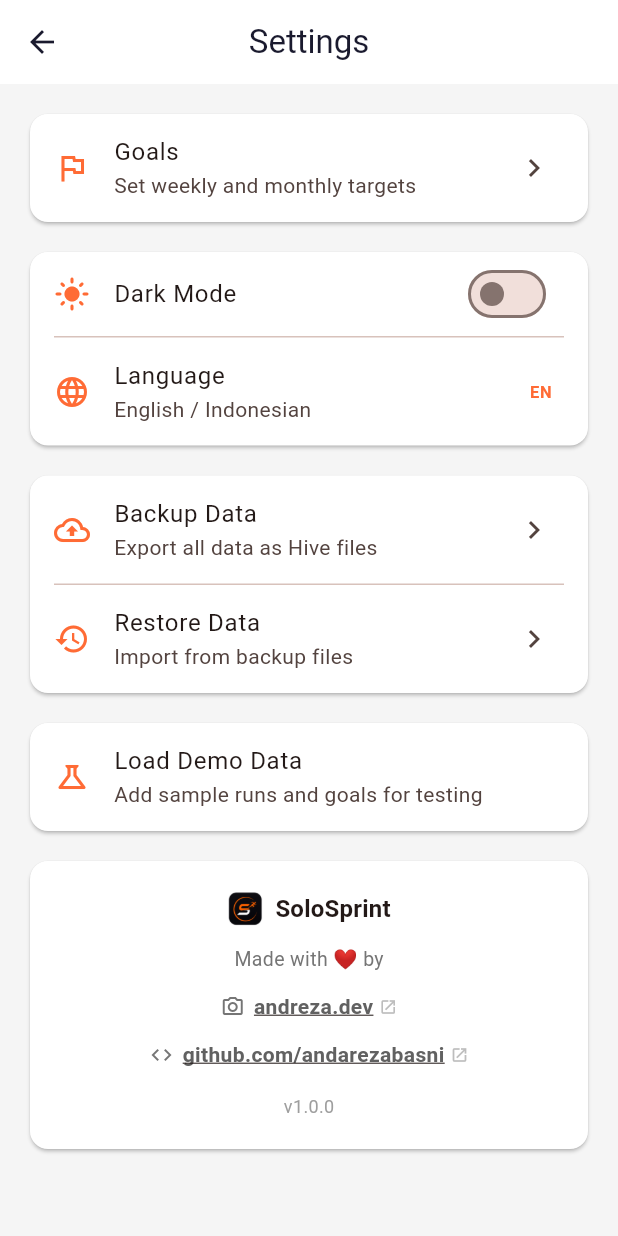
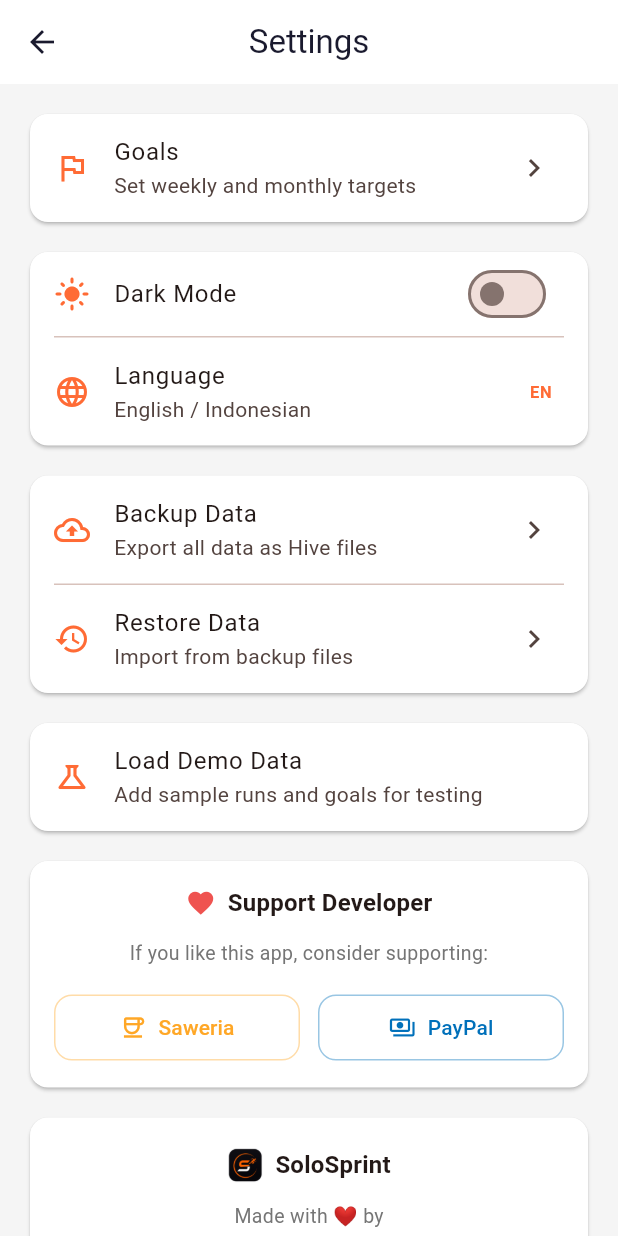
Before and after one commit to andarezabasni/solosprint, a Flutter app: the SettingsPage screen opened directly, on a phone screen of 412 x 824 dp. Run offline on Flutter 3.47's test engine with Material 3 defaults, Android fonts, the phone set to English and light mode, and no system bars; our stand-ins replace file_picker, flutter_local_notifications, flutter_map, geolocator, hive_flutter, image_picker and 3 more; missing offline and left inert: gal; accounts and stored records are empty.

Commit message:
Fix setup guide: await save before pop. Add Support Developer card (Saweria + PayPal)

```diff
--- a/lib/features/home/setup_guide.dart
+++ b/lib/features/home/setup_guide.dart
@@ -81,7 +81,7 @@ class _SetupGuideState extends State<SetupGuide> {
                 child: Align(
                   alignment: Alignment.centerRight,
                   child: TextButton(
-                    onPressed: _finish,
+                    onPressed: () => _finish(),
                     child: Text(
                       _isEnglish ? 'Skip' : 'Lewati',
                       style: TextStyle(color: Colors.grey[500]),
@@ -121,7 +121,7 @@ class _SetupGuideState extends State<SetupGuide> {
                     Expanded(
                       flex: _step == 0 ? 1 : 2,
                       child: ElevatedButton(
-                        onPressed: _step < _steps.length - 1 ? _next : _finish,
+                        onPressed: _step < _steps.length - 1 ? _next : () => _finish(),
                         style: ElevatedButton.styleFrom(
                           backgroundColor: AppTheme.accent,
                           foregroundColor: Colors.white,
@@ -400,7 +400,7 @@ class _SetupGuideState extends State<SetupGuide> {
     setState(() => _step++);
   }
 
-  void _finish() {
+  Future<void> _finish() async {
     // Save preferences
     if (_isEnglish) {
       AppLocale.setEnglish();
@@ -409,11 +409,11 @@ class _SetupGuideState extends State<SetupGuide> {
     }
     final steps = int.tryParse(_stepCtrl.text) ?? 8000;
     final dist = double.tryParse(_distCtrl.text) ?? 5.0;
-    ActivityDatabase.saveGoal('daily_step_target', steps.toDouble());
-    ActivityDatabase.saveGoal('daily_dist_target', dist);
-    ActivityDatabase.setOnboardingDone();
+    await ActivityDatabase.saveGoal('daily_step_target', steps.toDouble());
+    await ActivityDatabase.saveGoal('daily_dist_target', dist);
+    await ActivityDatabase.setOnboardingDone();
 
-    Navigator.of(context).pop();
+    if (mounted) Navigator.of(context).pop();
   }
 }
 
--- a/lib/features/settings/settings_page.dart
+++ b/lib/features/settings/settings_page.dart
@@ -118,6 +118,59 @@ class SettingsPage extends StatelessWidget {
           ),
           const SizedBox(height: 12),
 
+          // Support Developer
+          Card(
+            child: Padding(
+              padding: const EdgeInsets.all(16),
+              child: Column(
+                children: [
+                  Row(
+                    mainAxisAlignment: MainAxisAlignment.center,
+                    children: [
+                      Icon(Icons.favorite, color: Colors.red[400], size: 20),
+                      const SizedBox(width: 8),
+                      Text(
+                        'Support Developer',
+                        style: Theme.of(context).textTheme.titleMedium?.copyWith(
+                              fontWeight: FontWeight.bold,
+                            ),
+                      ),
+                    ],
+                  ),
+                  const SizedBox(height: 12),
+                  Text(
+                    'If you like this app, consider supporting:',
+                    textAlign: TextAlign.center,
+                    style: TextStyle(color: Colors.grey[600], fontSize: 13),
+                  ),
+                  const SizedBox(height: 16),
+                  Row(
+                    children: [
+                      Expanded(
+                        child: _supportButton(
+                          icon: Icons.coffee_outlined,
+                          label: 'Saweria',
+                          color: const Color(0xFFFFA726),
+                          url: 'https://saweria.co/andreza09',
+                        ),
+                      ),
+                      const SizedBox(width: 12),
+                      Expanded(
+                        child: _supportButton(
+                          icon: Icons.payments_outlined,
+                          label: 'PayPal',
+                          color: const Color(0xFF0070BA),
+                          url: 'https://www.paypal.com/paypalme/andreza110',
+                        ),
+                      ),
+                    ],
+                  ),
+                ],
+              ),
+            ),
+          ),
+          const SizedBox(height: 12),
+
           // Credits / Watermark
           Card(
             child: Padding(
@@ -208,6 +261,25 @@ class SettingsPage extends StatelessWidget {
     );
   }
 
+  Widget _supportButton({
+    required IconData icon,
+    required String label,
+    required Color color,
+    required String url,
+  }) {
+    return OutlinedButton.icon(
+      onPressed: () => _openUrl(url),
+      icon: Icon(icon, size: 18, color: color),
+      label: Text(label),
+      style: OutlinedButton.styleFrom(
+        foregroundColor: color,
+        side: BorderSide(color: color.withValues(alpha: 0.4)),
+        shape: RoundedRectangleBorder(borderRadius: BorderRadius.circular(12)),
+        padding: const EdgeInsets.symmetric(vertical: 12),
+      ),
+    );
+  }
+
   Future<void> _openUrl(String url) async {
     final uri = Uri.parse(url);
     if (await canLaunchUrl(uri)) {
```
